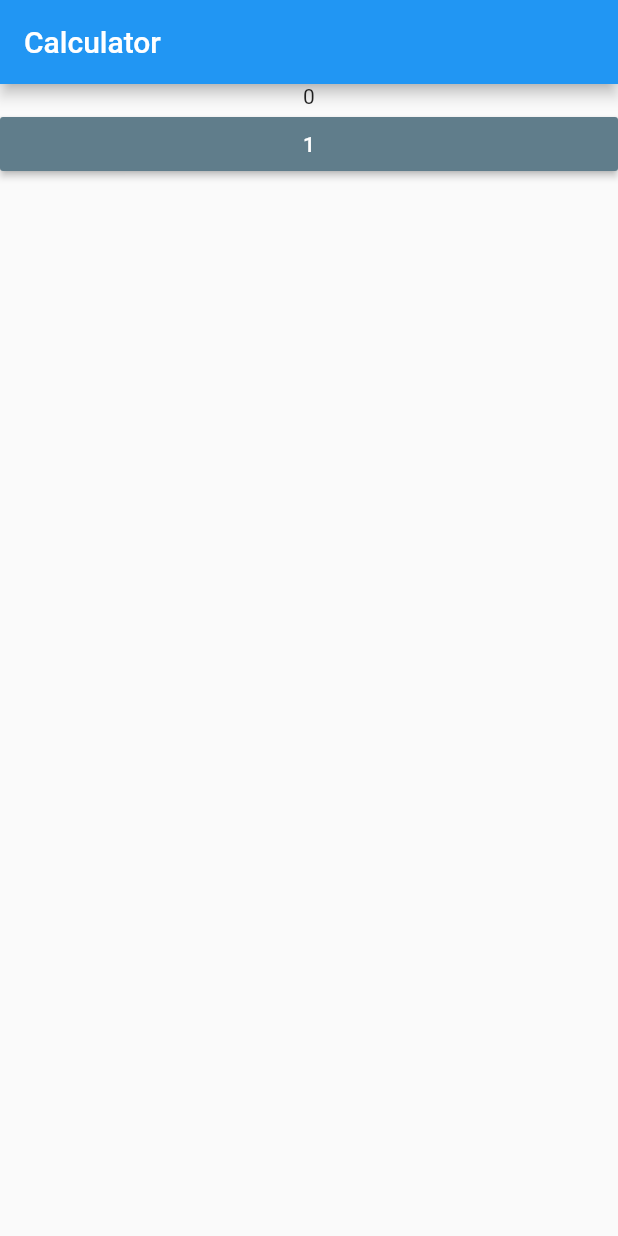
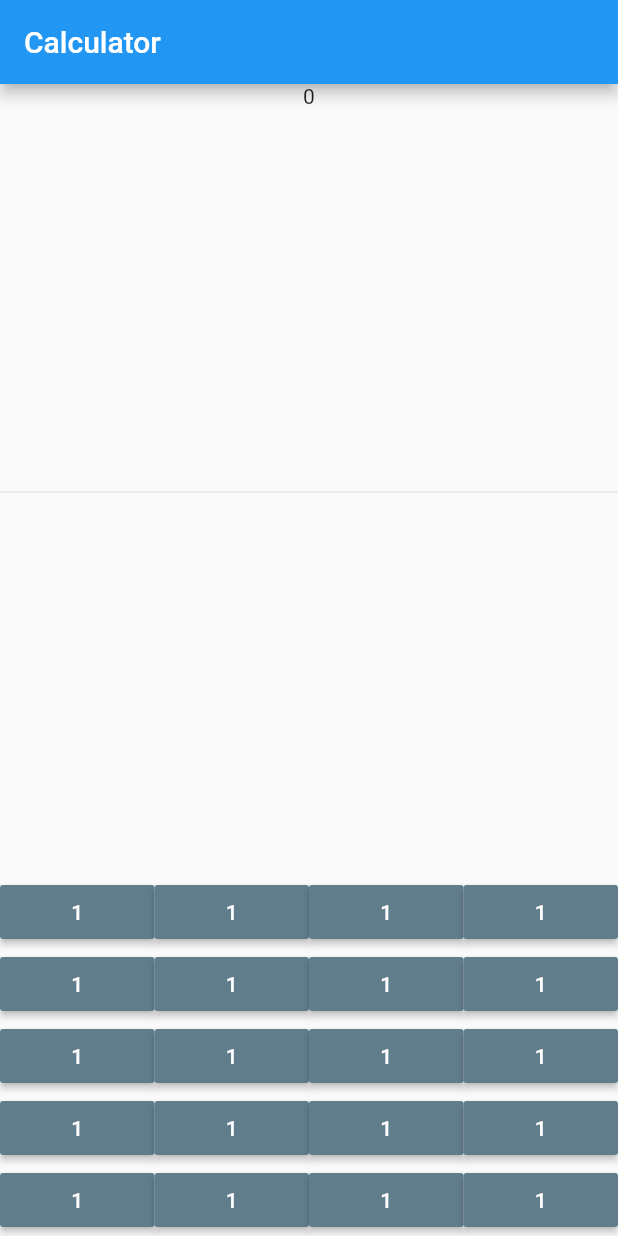
Before and after one commit to Tharindu961/calculator_app, a Flutter app: the screen it shows after launch, on a phone screen of 412 x 824 dp. Run offline on Flutter 3.47's test engine with Material 2 defaults, Android fonts, the phone set to English and light mode, and no system bars.

Commit message:
Update main.dart

```diff
--- a/lib/main.dart
+++ b/lib/main.dart
@@ -26,6 +26,18 @@ class MyHomePage extends StatefulWidget {
 
 class _MyHomePageState extends State<MyHomePage> {
 
+  Widget buildButton(){
+      return new Expanded(
+                child: new MaterialButton(
+                child: new Text("1"),
+                onPressed: ()=> {},
+                color: Colors.blueGrey,
+                textColor: Colors.white,
+              ),
+            );
+  }
+
+
   @override
   Widget build(BuildContext context) {
     return Scaffold(
@@ -37,23 +49,48 @@ class _MyHomePageState extends State<MyHomePage> {
         child: new Column(children: <Widget>[
           new Text("0"),
 
-          new Row(
-                children: [
-                new Expanded(
-                child: new MaterialButton(
-                child: new Text("1"),
-                onPressed: ()=> {},
-                color: Colors.blueGrey,
-                textColor: Colors.white,
-              ),
+          new Expanded(
+            child: new Divider(),
             ),
-                ]
-          )
 
-        ]
-        ,)
+          new Column(children: [
+                  new Row(children: [
+                  buildButton(),
+                  buildButton(),
+                  buildButton(),
+                  buildButton(),
+                 ]),
 
-      )
-    );
+                 new Row(children: [
+                  buildButton(),
+                  buildButton(),
+                  buildButton(),
+                  buildButton(),
+                 ]),
+
+                 new Row(children: [
+                  buildButton(),
+                  buildButton(),
+                  buildButton(),
+                  buildButton(),
+                 ]),
+
+                 new Row(children: [
+                  buildButton(),
+                  buildButton(),
+                  buildButton(),
+                  buildButton(),
+                 ]),
+
+                 new Row(children: [
+                  buildButton(),
+                  buildButton(),
+                  buildButton(),
+                  buildButton(),
+                 ]),
+          ])
+
+      ],
+    )));
   }
 }
```
